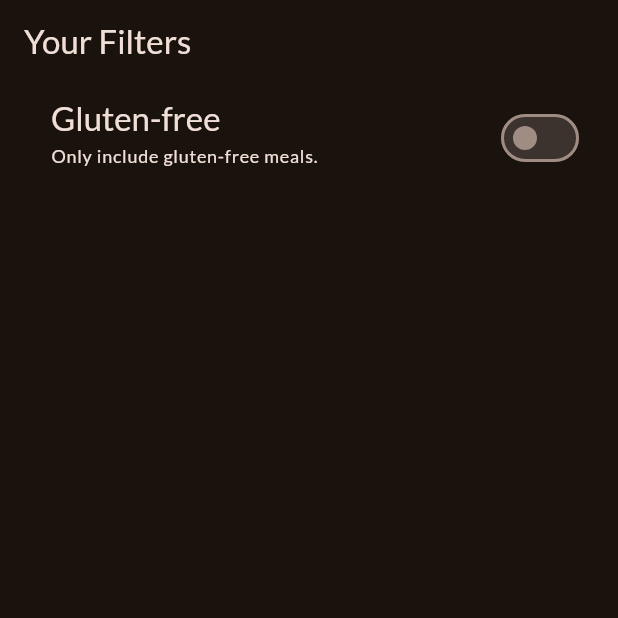
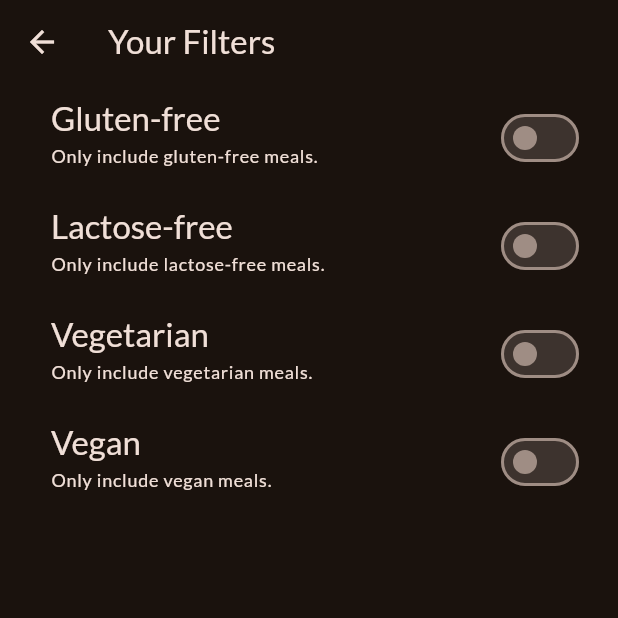
Before and after one commit to barcelm/meals, a Flutter app: the FiltersScreen screen opened directly, on a phone screen of 412 x 824 dp, the top half of it. Run offline on Flutter 3.47's test engine with Material 3 defaults, Android fonts, the phone set to English and light mode, and no system bars; our stand-ins replace google_fonts, transparent_image.

Commit message:
Add files via upload

```diff
--- a/lib/screens/filters.dart
+++ b/lib/screens/filters.dart
@@ -1,6 +1,13 @@
 import 'package:flutter/material.dart';
 // import 'package:meals/screens/tabs.dart';
 // import 'package:meals/widgets/main_drawer.dart';
+
+enum Filter{
+  glutenFree,
+  lactoseFree,
+  vegetarian,
+  vegan
+}
 
 class FiltersScreen extends StatefulWidget {
   const FiltersScreen({super.key});
@@ -13,6 +20,9 @@ class FiltersScreen extends StatefulWidget {
 
 class _FiltersScreenState extends State<FiltersScreen> {
   var _glutenFreeFilterSet = false;
+  var _lactoseFreeFilterSet = false;
+  var _vegetarianFilterSet = false;
+  var _veganFilterSet = false;
 
   @override
   Widget build(BuildContext context) {
@@ -27,7 +37,20 @@ class _FiltersScreenState extends State<FiltersScreen> {
       //         MaterialPageRoute(builder: (ctx) => const TabsScreen()));
       //   }
       // }),
-      body: Column(
+      body: PopScope(
+        canPop: false,
+        onPopInvoked: (bool didPop) {
+          if (didPop) return;
+          Navigator.of(context).pop(
+            {
+              Filter.glutenFree: _glutenFreeFilterSet,
+              Filter.lactoseFree: _lactoseFreeFilterSet,
+              Filter.vegetarian: _vegetarianFilterSet,
+              Filter.vegan: _veganFilterSet,
+            },
+          );
+        },
+        child: Column(
           children: [
             SwitchListTile(
               value: _glutenFreeFilterSet,
@@ -50,8 +73,75 @@ class _FiltersScreenState extends State<FiltersScreen> {
               ),
               activeColor: Theme.of(context).colorScheme.tertiary,
               contentPadding: const EdgeInsets.only(left: 34, right: 22),
+            ),
+            SwitchListTile(
+              value: _lactoseFreeFilterSet,
+              onChanged: (isChecked) {
+                setState(() {
+                  _lactoseFreeFilterSet = isChecked;
+                });
+              },
+              title: Text(
+                'Lactose-free',
+                style: Theme.of(context).textTheme.titleLarge!.copyWith(
+                      color: Theme.of(context).colorScheme.onBackground,
+                    ),
+              ),
+              subtitle: Text(
+                'Only include lactose-free meals.',
+                style: Theme.of(context).textTheme.labelMedium!.copyWith(
+                      color: Theme.of(context).colorScheme.onBackground,
+                    ),
+              ),
+              activeColor: Theme.of(context).colorScheme.tertiary,
+              contentPadding: const EdgeInsets.only(left: 34, right: 22),
+            ),
+            SwitchListTile(
+              value: _vegetarianFilterSet,
+              onChanged: (isChecked) {
+                setState(() {
+                  _vegetarianFilterSet = isChecked;
+                });
+              },
+              title: Text(
+                'Vegetarian',
+                style: Theme.of(context).textTheme.titleLarge!.copyWith(
+                      color: Theme.of(context).colorScheme.onBackground,
+                    ),
+              ),
+              subtitle: Text(
+                'Only include vegetarian meals.',
+                style: Theme.of(context).textTheme.labelMedium!.copyWith(
+                      color: Theme.of(context).colorScheme.onBackground,
+                    ),
+              ),
+              activeColor: Theme.of(context).colorScheme.tertiary,
+              contentPadding: const EdgeInsets.only(left: 34, right: 22),
+            ),
+            SwitchListTile(
+              value: _veganFilterSet,
+              onChanged: (isChecked) {
+                setState(() {
+                  _veganFilterSet = isChecked;
+                });
+              },
+              title: Text(
+                'Vegan',
+                style: Theme.of(context).textTheme.titleLarge!.copyWith(
+                      color: Theme.of(context).colorScheme.onBackground,
+                    ),
+              ),
+              subtitle: Text(
+                'Only include vegan meals.',
+                style: Theme.of(context).textTheme.labelMedium!.copyWith(
+                      color: Theme.of(context).colorScheme.onBackground,
+                    ),
+              ),
+              activeColor: Theme.of(context).colorScheme.tertiary,
+              contentPadding: const EdgeInsets.only(left: 34, right: 22),
             )
           ],
+        ),
       ),
     );
   }
```
Also changed, not shown: lib/screens/tabs.dart (+14 -3 lines). Lines whose indentation alone changed are shown as unchanged.
